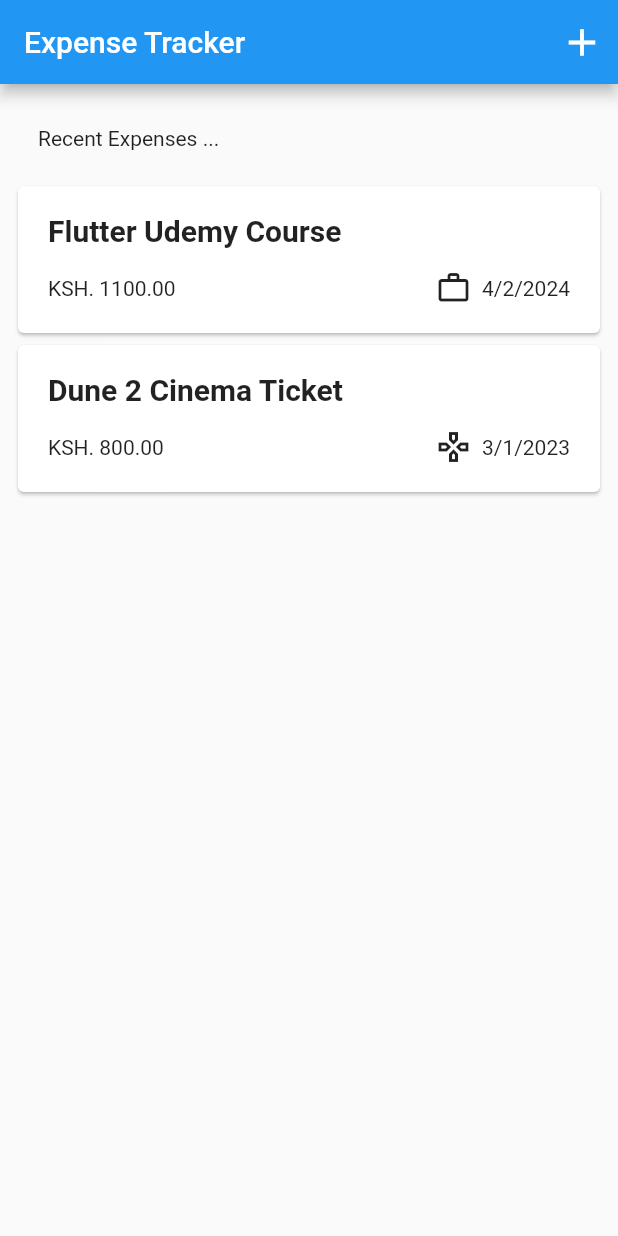
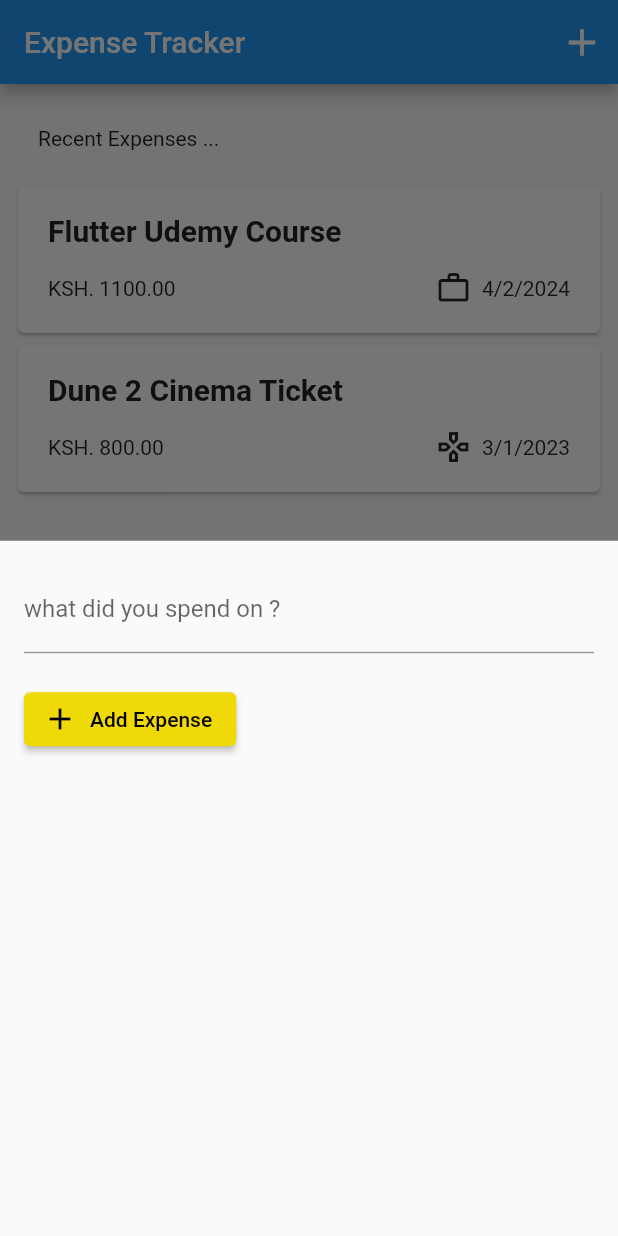
Before and after one commit to notrayo/expense-tracker-app2, a Flutter app: the screen it shows after launch, after a tap on the "add" icon, on a phone screen of 412 x 824 dp. Run offline on Flutter 3.47's test engine with Material 2 defaults, Android fonts, the phone set to English and light mode, and no system bars.

Commit message:
small changes

```diff
--- a/lib/screens/home.dart
+++ b/lib/screens/home.dart
@@ -1,5 +1,6 @@
 import 'package:expense_tracker2/models/expense.dart';
 import 'package:expense_tracker2/widgets/expenses_list.dart';
+import 'package:expense_tracker2/widgets/new_expense.dart';
 import 'package:flutter/material.dart';
 
 class HomeScreen extends StatefulWidget {
@@ -26,13 +27,18 @@ class _HomeScreenState extends State<HomeScreen> {
   ];
 
   @override
+  void _addNewExpense() {
+    showModalBottomSheet(
+        context: context, builder: ((context) => const NewExpenseWidget()));
+  }
+
   Widget build(BuildContext context) {
     return Scaffold(
       appBar: AppBar(
         title: const Text('Expense Tracker'),
         actions: [
           IconButton(
-              onPressed: () {},
+              onPressed: _addNewExpense,
               icon: const Icon(
                 Icons.add,
                 size: 30,
--- /dev/null
+++ b/lib/widgets/new_expense.dart
@@ -0,0 +1,54 @@
+import 'package:flutter/material.dart';
+
+class NewExpenseWidget extends StatefulWidget {
+  const NewExpenseWidget({super.key});
+
+  @override
+  State<NewExpenseWidget> createState() => _NewExpenseWidgetState();
+}
+
+class _NewExpenseWidgetState extends State<NewExpenseWidget> {
+  @override
+  Widget build(BuildContext context) {
+    return Padding(
+      padding: const EdgeInsets.all(16),
+      child: Column(
+        crossAxisAlignment: CrossAxisAlignment.start,
+        children: [
+          const TextField(
+            decoration: InputDecoration(label: Text('what did you spend on ?')),
+          ),
+          const SizedBox(
+            height: 20,
+          ),
+          ElevatedButton.icon(
+            onPressed: () {},
+            icon: const Icon(
+              Icons.add,
+              color: Colors.black,
+            ),
+            label: const Text(
+              'Add Expense',
+              style: TextStyle(color: Colors.black),
+            ),
+            style: ElevatedButton.styleFrom(
+                backgroundColor: const Color.fromARGB(255, 240, 217, 9)),
+          )
+          // Row(
+          //   children: [
+          //     const TextField(
+          //       decoration: InputDecoration(
+          //         label: Text('amount spent ?'),
+          //       ),
+          //       keyboardType: TextInputType.number,
+          //     ),
+          //     IconButton(
+          //         onPressed: () {},
+          //         icon: const Icon(Icons.calendar_month_outlined))
+          //   ],
+          // )
+        ],
+      ),
+    );
+  }
+}
```
